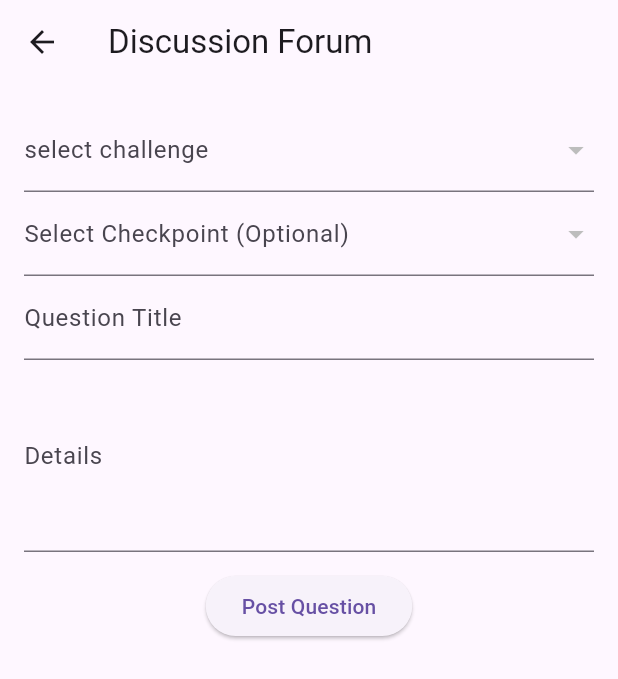
After one commit to shaynavins/SWD_SkillForge, a Flutter app: the DiscussionPage screen opened by its route, after a tap on "Post Question", on a phone screen of 412 x 824 dp. The commit adds this screen. Shown: the top 679 px of the screen. Run offline on Flutter 3.47's test engine with Material 3 defaults, Android fonts, the phone set to English and light mode, and no system bars; our stand-ins replace flutter_riverpod, supabase_flutter; accounts and stored records are empty; network calls fail.

Commit message:
discussionpage

```diff
--- /dev/null
+++ b/lib/DiscussionPage.dart
@@ -0,0 +1,162 @@
+import 'package:flutter/material.dart';
+import 'package:supabase_flutter/supabase_flutter.dart';
+
+class DiscussionPage extends StatefulWidget {
+  const DiscussionPage({super.key});
+  @override
+  State<DiscussionPage> createState() => _DiscussionPageState();
+}
+
+class _DiscussionPageState extends State<DiscussionPage> {
+  List<dynamic> discussionPosts = [];
+
+  final supabase = Supabase.instance.client;
+  String? selectedChallengeId;
+  String? selectedCheckpointId;
+  List<dynamic> challenges = [];
+  List<dynamic> checkpoints = [];
+
+  final titleController = TextEditingController();
+  final bodyController = TextEditingController();
+
+  Future<void> fetchChallenges() async {
+    final res = await supabase.from('challenges').select();
+    setState(() {
+      challenges = res;
+    });
+  }
+  Future<void> fetchCheckpoints(String challengeId) async {
+    final res = await supabase
+        .from('checkpoints')
+        .select()
+        .eq('challenge_id', challengeId)
+        .order('order');
+    setState(() {
+      checkpoints = res;
+    });
+  }
+
+  Future<void> postDiscussion() async {
+    final user = supabase.auth.currentUser;
+    if (user == null || selectedChallengeId == null || titleController.text.isEmpty) return;
+
+    await supabase.from('discussion_posts').insert({
+      'user_id': user.id,
+      'challenge_id': selectedChallengeId,
+      'checkpoint_id': selectedCheckpointId,
+      'title': titleController.text.trim(),
+      'body': bodyController.text.trim(),
+    });
+    titleController.clear();
+    bodyController.clear();
+    setState(() {
+      selectedCheckpointId = null;
+    });
+    ScaffoldMessenger.of(context).showSnackBar(const SnackBar(content: Text("Posted!")));
+
+  }
+  Future<void> fetchDiscussion() async {
+    final supabase = Supabase.instance.client;
+
+    try {
+      final response = await supabase
+        .from('discussion_posts')
+        .select();
+
+      for (var post in response) {
+        print("📝 ${post['content']} (Challenge ID: ${post['challenge_id']}, Checkpoint ID: ${post['checkpoint_id']})");
+      }
+      setState(() {
+        discussionPosts = response;
+      });
+    } catch (e) {
+      print("❌ Error fetching discussion posts: $e");
+    }
+  }
+  @override
+  void initState() {
+    super.initState();
+    fetchChallenges();
+    fetchDiscussion();
+
+  }
+
+  @override
+  Widget build(BuildContext context) {
+    return Scaffold(
+      appBar: AppBar(title: const Text("Discussion Forum")),
+      body: Padding (
+      padding: const EdgeInsets.all(16.0),
+      child: Column(
+        children: [
+          DropdownButtonFormField<String>(
+            value: selectedChallengeId,
+            decoration: const InputDecoration(labelText: 'select challenge'),
+            items: challenges.map<DropdownMenuItem<String>>((c) {
+              return DropdownMenuItem(
+                  value: c['id'],
+                  child: Text(c['title']),
+                );
+            }).toList(),
+            onChanged: (val) {
+              setState(() {
+                selectedChallengeId = val;
+                selectedCheckpointId = null;
+                checkpoints = [];
+              });
+              if (val != null) fetchCheckpoints(val);
+            },
+          ),
+           DropdownButtonFormField<String>(
+              value: selectedCheckpointId,
+              decoration: const InputDecoration(labelText: 'Select Checkpoint (Optional)'),
+              items: checkpoints.map<DropdownMenuItem<String>>((cp) {
+                return DropdownMenuItem(
+                  value: cp['id'],
+                  child: Text(cp['prompt_text']),
+                );
+              }).toList(),
+              onChanged: (val) {
+                setState(() {
+                  selectedCheckpointId = val;
+                });
+              },
+            ),
+            TextField(
+              controller: titleController,
+              decoration: const InputDecoration(labelText: 'Question Title'),
+            ),
+            TextField(
+              controller: bodyController,
+              decoration: const InputDecoration(labelText: 'Details'),
+              maxLines: 4,
+            ),
+            const SizedBox(height: 12),
+            ElevatedButton(
+              onPressed: postDiscussion,
+              child: const Text("Post Question"),
+            ),
+            Expanded(
+              child: ListView.builder(
+                itemCount: discussionPosts.length,
+                itemBuilder: (context, index){
+                  final post = discussionPosts[index];
+                  final content = post['body'] ?? 'No content';
+                  final challengeId = post['challenge_id']?.toString() ?? 'Unknown challenge';
+                  final checkpointId = post['checkpoint_id']?.toString() ?? 'None';
+                  return ListTile(
+                    title: Text(content),
+                    subtitle: Text("Challenge ID: $challengeId | Checkpoint: $checkpointId"),
+                  );
+                },
+              ),
+            ),
+        ],
+      ),
+
+      ),
+
+    );
+  }
+
+}
--- a/lib/HomeScreen.dart
+++ b/lib/HomeScreen.dart
@@ -185,6 +185,7 @@ class _HomeScreenState extends State<HomeScreen> {
     required String checkpointId,
     required String content,
     required bool isDone,
+    required int points,
   }) async {
     final user = supabase.auth.currentUser;
     if (user == null) return;
@@ -195,6 +196,11 @@ class _HomeScreenState extends State<HomeScreen> {
         'checkpoint_id': checkpointId,
         'content': content,
       });
+      await supabase.rpc('increment_user_points', params: {
+        'user_id': user.id,
+        'delta': points,
+      });
+
       ScaffoldMessenger.of(context).showSnackBar(
         const SnackBar(content: Text('Submitted!')),
       );
@@ -270,6 +276,7 @@ class _HomeScreenState extends State<HomeScreen> {
                         checkpointId: cp['id'],
                         content: content,
                         isDone: true,
+                        points: challenge['points'] ?? 0,
                       );
                     },
                     child: const Text("Submit"),
--- a/lib/main.dart
+++ b/lib/main.dart
@@ -1,6 +1,6 @@
 import 'package:codeapp/AuthScreen.dart' hide HomeScreen;
+import 'package:codeapp/DiscussionPage.dart';
 import 'package:codeapp/HomeScreen.dart';
-import 'package:flutter/material.dart';
 import 'package:flutter/material.dart';
 import 'package:supabase_flutter/supabase_flutter.dart';
 import 'package:flutter_riverpod/flutter_riverpod.dart';
@@ -24,6 +24,7 @@ class MainApp extends ConsumerWidget {
       routes: {
         '/': (context) => const AuthScreen(),
         '/home': (context) => const HomeScreen(),
+        '/discussion': (context) => const DiscussionPage(),
       },
     );
   }
```
